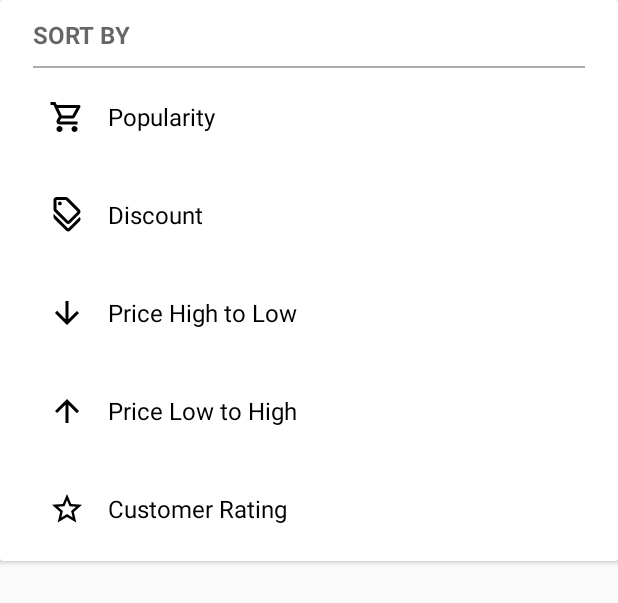
After one commit to naveenkm121/LICPratidhiApp, an Android app: the layout bottom_sheet_sort_dialog.xml on its own in the app's theme, with its tools: preview values and no code run, on a phone screen of 412 x 824 dp. The commit adds this screen. Shown: the top 603 px of the screen. Run offline under Robolectric (Android 15) with nearby library versions, the phone set to English and light mode, and no system bars.

Commit message:
added bottomsheet

```diff
--- a/app/src/main/java/com/ecommerce/app/services/api/ProductService.kt
+++ b/app/src/main/java/com/ecommerce/app/services/api/ProductService.kt
@@ -1,21 +1,16 @@
 package com.ecommerce.app.services.api
 
 import com.ecommerce.app.constants.Constants
-import com.ecommerce.app.data.PokemonRes
 import com.ecommerce.app.data.product.ProductDetailRes
 import com.ecommerce.app.data.product.ProductRes
 import retrofit2.Response
-import retrofit2.http.Body
 import retrofit2.http.GET
-import retrofit2.http.POST
 import retrofit2.http.Path
 import retrofit2.http.Query
 
 interface ProductService {
 
   //@GET("${Constants.BASE_URL}${Constants.END_POINT_POKEMONS}")
-    @GET("/s1")
-    suspend fun getPokemons(): Response<PokemonRes>
 
     @GET("${Constants.BASE_URL}")
     suspend fun  getLaunchStatus():Response<String>
--- a/app/src/main/java/com/ecommerce/app/ui/viewmodels/SignUpViewModel.kt
+++ b/app/src/main/java/com/ecommerce/app/ui/viewmodels/SignUpViewModel.kt
@@ -5,7 +5,6 @@ import androidx.lifecycle.MutableLiveData
 import androidx.lifecycle.ViewModel
 import androidx.lifecycle.switchMap
 import com.ecommerce.app.data.CommonReq
-import com.ecommerce.app.data.PokemonRes
 import com.ecommerce.app.services.repository.ProductRespository
 import com.ecommerce.app.utils.DebugHandler
 import com.ecommerce.app.utils.ResourceViewState
--- /dev/null
+++ b/app/src/main/res/drawable/ic_arrow_downward_24.xml
@@ -0,0 +1,5 @@
+<vector android:height="24dp" android:tint="#000000"
+    android:viewportHeight="24" android:viewportWidth="24"
+    android:width="24dp" xmlns:android="http://schemas.android.com/apk/res/android">
+    <path android:fillColor="@android:color/white" android:pathData="M20,12l-1.41,-1.41L13,16.17V4h-2v12.17l-5.58,-5.59L4,12l8,8 8,-8z"/>
+</vector>
--- /dev/null
+++ b/app/src/main/res/drawable/ic_arrow_upward_24.xml
@@ -0,0 +1,5 @@
+<vector android:height="24dp" android:tint="#000000"
+    android:viewportHeight="24" android:viewportWidth="24"
+    android:width="24dp" xmlns:android="http://schemas.android.com/apk/res/android">
+    <path android:fillColor="@android:color/white" android:pathData="M4,12l1.41,1.41L11,7.83V20h2V7.83l5.58,5.59L20,12l-8,-8 -8,8z"/>
+</vector>
--- /dev/null
+++ b/app/src/main/res/drawable/ic_currency_rupee_24.xml
@@ -0,0 +1,5 @@
+<vector android:height="24dp" android:tint="#000000"
+    android:viewportHeight="24" android:viewportWidth="24"
+    android:width="24dp" xmlns:android="http://schemas.android.com/apk/res/android">
+    <path android:fillColor="@android:color/white" android:pathData="M13.66,7C13.1,5.82 11.9,5 10.5,5L6,5V3h12v2l-3.26,0c0.48,0.58 0.84,1.26 1.05,2L18,7v2l-2.02,0c-0.25,2.8 -2.61,5 -5.48,5H9.77l6.73,7h-2.77L7,14v-2h3.5c1.76,0 3.22,-1.3 3.46,-3L6,9V7L13.66,7z"/>
+</vector>
--- /dev/null
+++ b/app/src/main/res/drawable/ic_discount_24.xml
@@ -0,0 +1,7 @@
+<vector android:height="24dp" android:tint="#000000"
+    android:viewportHeight="24" android:viewportWidth="24"
+    android:width="24dp" xmlns:android="http://schemas.android.com/apk/res/android">
+    <path android:fillColor="@android:color/white" android:pathData="M12.79,21L3,11.21v2c0,0.53 0.21,1.04 0.59,1.41l7.79,7.79c0.78,0.78 2.05,0.78 2.83,0l6.21,-6.21c0.78,-0.78 0.78,-2.05 0,-2.83L12.79,21z"/>
+    <path android:fillColor="@android:color/white" android:pathData="M11.38,17.41c0.39,0.39 0.9,0.59 1.41,0.59c0.51,0 1.02,-0.2 1.41,-0.59l6.21,-6.21c0.78,-0.78 0.78,-2.05 0,-2.83l-7.79,-7.79C12.25,0.21 11.74,0 11.21,0H5C3.9,0 3,0.9 3,2v6.21c0,0.53 0.21,1.04 0.59,1.41L11.38,17.41zM5,2h6.21L19,9.79L12.79,16L5,8.21V2z"/>
+    <path android:fillColor="@android:color/white" android:pathData="M7.25,4.25m-1.25,0a1.25,1.25 0,1 1,2.5 0a1.25,1.25 0,1 1,-2.5 0"/>
+</vector>
--- /dev/null
+++ b/app/src/main/res/drawable/ic_filter_alt_24.xml
@@ -0,0 +1,5 @@
+<vector android:height="24dp" android:tint="#000000"
+    android:viewportHeight="24" android:viewportWidth="24"
+    android:width="24dp" xmlns:android="http://schemas.android.com/apk/res/android">
+    <path android:fillColor="@android:color/white" android:pathData="M7,6h10l-5.01,6.3L7,6zM4.25,5.61C6.27,8.2 10,13 10,13v6c0,0.55 0.45,1 1,1h2c0.55,0 1,-0.45 1,-1v-6c0,0 3.72,-4.8 5.74,-7.39C20.25,4.95 19.78,4 18.95,4H5.04C4.21,4 3.74,4.95 4.25,5.61z"/>
+</vector>
--- /dev/null
+++ b/app/src/main/res/drawable/ic_sort_24.xml
@@ -0,0 +1,5 @@
+<vector android:autoMirrored="true" android:height="24dp"
+    android:tint="#000000" android:viewportHeight="24"
+    android:viewportWidth="24" android:width="24dp" xmlns:android="http://schemas.android.com/apk/res/android">
+    <path android:fillColor="@android:color/white" android:pathData="M3,18h6v-2L3,16v2zM3,6v2h18L21,6L3,6zM3,13h12v-2L3,11v2z"/>
+</vector>
--- /dev/null
+++ b/app/src/main/res/drawable/ic_star_outline_24.xml
@@ -0,0 +1,5 @@
+<vector android:height="24dp" android:tint="#000000"
+    android:viewportHeight="24" android:viewportWidth="24"
+    android:width="24dp" xmlns:android="http://schemas.android.com/apk/res/android">
+    <path android:fillColor="@android:color/white" android:pathData="M22,9.24l-7.19,-0.62L12,2 9.19,8.63 2,9.24l5.46,4.73L5.82,21 12,17.27 18.18,21l-1.63,-7.03L22,9.24zM12,15.4l-3.76,2.27 1,-4.28 -3.32,-2.88 4.38,-0.38L12,6.1l1.71,4.04 4.38,0.38 -3.32,2.88 1,4.28L12,15.4z"/>
+</vector>
--- /dev/null
+++ b/app/src/main/res/layout/bottom_sheet_sort_dialog.xml
@@ -0,0 +1,143 @@
+<?xml version="1.0" encoding="utf-8"?>
+<androidx.cardview.widget.CardView xmlns:android="http://schemas.android.com/apk/res/android"
+    xmlns:tools="http://schemas.android.com/tools"
+    android:layout_width="match_parent"
+    android:layout_height="wrap_content"
+    xmlns:app="http://schemas.android.com/apk/res-auto">
+
+    <LinearLayout
+        android:layout_width="match_parent"
+        android:layout_height="wrap_content"
+        android:layout_margin="2dp"
+        android:orientation="vertical">
+
+        <TextView
+            android:id="@+id/sortByHeadingTV"
+            android:layout_width="match_parent"
+            android:layout_height="wrap_content"
+            android:textAllCaps="true"
+            android:textSize="@dimen/text_16"
+            android:textStyle="bold"
+            android:text="@string/sort_by"
+            android:textColor="@color/text_main_head"
+            android:layout_marginLeft="@dimen/margin10"
+            android:padding="@dimen/padding10"/>
+
+        <View
+            android:layout_width="match_parent"
+            android:layout_height="1dp"
+            android:layout_marginLeft="@dimen/margin20"
+            android:layout_marginRight="@dimen/margin20"
+            android:background="@android:color/darker_gray" />
+        <LinearLayout
+            android:id="@+id/popularityLL"
+            android:layout_width="match_parent"
+            android:layout_height="wrap_content"
+            android:padding="@dimen/padding5"
+            android:layout_margin="@dimen/margin10">
+            <ImageView
+                android:layout_width="wrap_content"
+                android:layout_height="wrap_content"
+                android:padding="@dimen/padding5"
+                android:layout_marginLeft="@dimen/margin10"
+                android:layout_marginRight="@dimen/margin10"
+                android:src="@drawable/ic_outline_shopping_cart_24" />
+            <TextView
+                android:layout_width="wrap_content"
+                android:layout_height="wrap_content"
+                android:text="@string/popularity"
+                android:textSize="@dimen/text_16"
+                android:textColor="@color/black"
+                android:layout_gravity="center_vertical"/>
+        </LinearLayout>
+
+        <LinearLayout
+            android:id="@+id/discountLL"
+            android:layout_width="match_parent"
+            android:layout_height="wrap_content"
+            android:padding="@dimen/padding5"
+            android:layout_margin="@dimen/margin10">
+            <ImageView
+                android:layout_width="wrap_content"
+                android:layout_height="wrap_content"
+                android:padding="@dimen/padding5"
+                android:layout_marginLeft="@dimen/margin10"
+                android:layout_marginRight="@dimen/margin10"
+                android:src="@drawable/ic_discount_24" />
+            <TextView
+                android:layout_width="wrap_content"
+                android:layout_height="wrap_content"
+                android:text="@string/discount"
+                android:textSize="@dimen/text_16"
+                android:textColor="@color/black"
+                android:layout_gravity="center_vertical"/>
+        </LinearLayout>
+
+        <LinearLayout
+            android:id="@+id/priceHighLL"
+            android:layout_width="match_parent"
+            android:layout_height="wrap_content"
+            android:padding="@dimen/padding5"
+            android:layout_margin="@dimen/margin10">
+            <ImageView
+                android:layout_width="wrap_content"
+                android:layout_height="wrap_content"
+                android:padding="@dimen/padding5"
+                android:layout_marginLeft="@dimen/margin10"
+                android:layout_marginRight="@dimen/margin10"
+                android:src="@drawable/ic_arrow_downward_24" />
+            <TextView
+                android:layout_width="wrap_content"
+                android:layout_height="wrap_content"
+                android:text="@string/price_high_low"
+                android:textSize="@dimen/text_16"
+                android:textColor="@color/black"
+                android:layout_gravity="center_vertical"/>
+        </LinearLayout>
+
+        <LinearLayout
+            android:layout_width="match_parent"
+            android:layout_height="wrap_content"
+            android:padding="@dimen/padding5"
+            android:layout_margin="@dimen/margin10">
+            <ImageView
+                android:layout_width="wrap_content"
+                android:layout_height="wrap_content"
+                android:padding="@dimen/padding5"
+                android:layout_marginLeft="@dimen/margin10"
+                android:layout_marginRight="@dimen/margin10"
+                android:src="@drawable/ic_arrow_upward_24" />
+            <TextView
+                android:layout_width="wrap_content"
+                android:layout_height="wrap_content"
+                android:text="@string/price_low_high"
+                android:textSize="@dimen/text_16"
+                android:textColor="@color/black"
+                android:layout_gravity="center_vertical"/>
+        </LinearLayout>
+
+        <LinearLayout
+            android:layout_width="match_parent"
+            android:layout_height="wrap_content"
+            android:padding="@dimen/padding5"
+            android:layout_margin="@dimen/margin10">
+            <ImageView
+                android:layout_width="wrap_content"
+                android:layout_height="wrap_content"
+                android:padding="@dimen/padding5"
+                android:layout_marginLeft="@dimen/margin10"
+                android:layout_marginRight="@dimen/margin10"
+                android:src="@drawable/ic_star_outline_24" />
+            <TextView
+                android:layout_width="wrap_content"
+                android:layout_height="wrap_content"
+                android:text="@string/customer_rating"
+                android:textSize="@dimen/text_16"
+                android:textColor="@color/black"
+                android:layout_gravity="center_vertical"/>
+        </LinearLayout>
+
+
+    </LinearLayout>
+
+</androidx.cardview.widget.CardView>
--- a/app/src/main/res/values/colors.xml
+++ b/app/src/main/res/values/colors.xml
@@ -16,9 +16,8 @@
     <color name="teal_700">#FF018786</color>
     <color name="black">#FF000000</color>
     <color name="black60Percentage">#99000000</color>
-
     <color name="white30Percentage">#B3FFFFFF</color>
-
+    <color name="text_main_head">@color/black60Percentage</color>
 
 
     <!-- <color name="ananda_bg">@color/light_blue</color>-->
--- a/app/src/main/res/values/strings.xml
+++ b/app/src/main/res/values/strings.xml
@@ -41,4 +41,12 @@
     <string name="input_percent_symbol">%1$s%</string>
     <string name="add_to_cart">Add to Cart</string>
     <string name="buy_now">Buy Now</string>
+    <string name="sort">Sort</string>
+    <string name="filter">Filter</string>
+    <string name="sort_by">Sort By</string>
+    <string name="popularity">Popularity</string>
+    <string name="discount">Discount</string>
+    <string name="price_high_low">Price High to Low</string>
+    <string name="price_low_high">Price Low to High</string>
+    <string name="customer_rating">Customer Rating</string>
 </resources>
```
Also changed, not shown: app/src/main/java/com/ecommerce/app/data/PokemonRes.kt (deleted, +0 -8 lines), app/src/main/java/com/ecommerce/app/ui/fragments/ProductListFragment.kt (+19 -0 lines), app/src/main/res/layout/fragment_productlist.xml (+77 -0 lines).
